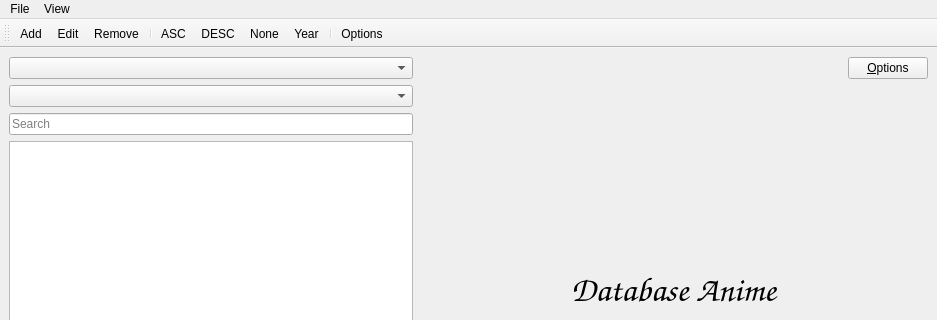
Before: the Qt Designer form DatabaseAnime/mainwindow.ui in LibertaSoft/DatabaseAnime, drawn with Qt 5; both pictures show x 0 to 937 and y 0 to 320 of the 937 by 608 pixel window.
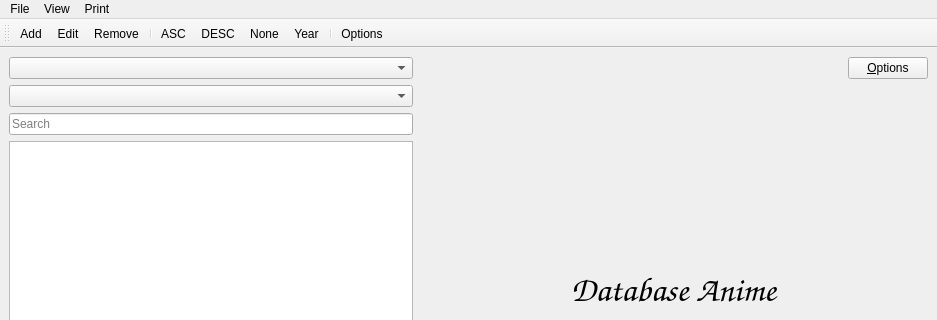
After: the same form once the commit is applied. Icons and pictures are not drawn. Custom widgets are drawn as their Qt base class.

```diff
--- a/DatabaseAnime/mainwindow.ui
+++ b/DatabaseAnime/mainwindow.ui
@@ -799,7 +799,7 @@
      <x>0</x>
      <y>0</y>
      <width>937</width>
-     <height>27</height>
+     <height>26</height>
     </rect>
    </property>
    <widget class="QMenu" name="menuFile">
@@ -826,8 +826,15 @@
     </widget>
     <addaction name="menuSorting"/>
    </widget>
+   <widget class="QMenu" name="menuPrint">
+    <property name="title">
+     <string>Print</string>
+    </property>
+    <addaction name="actionPrint"/>
+   </widget>
    <addaction name="menuFile"/>
    <addaction name="menuView"/>
+   <addaction name="menuPrint"/>
   </widget>
   <widget class="QToolBar" name="ToolBar">
    <property name="windowTitle">
```
Left out of the diff: 5 changed lines with no effect on the pictures.
